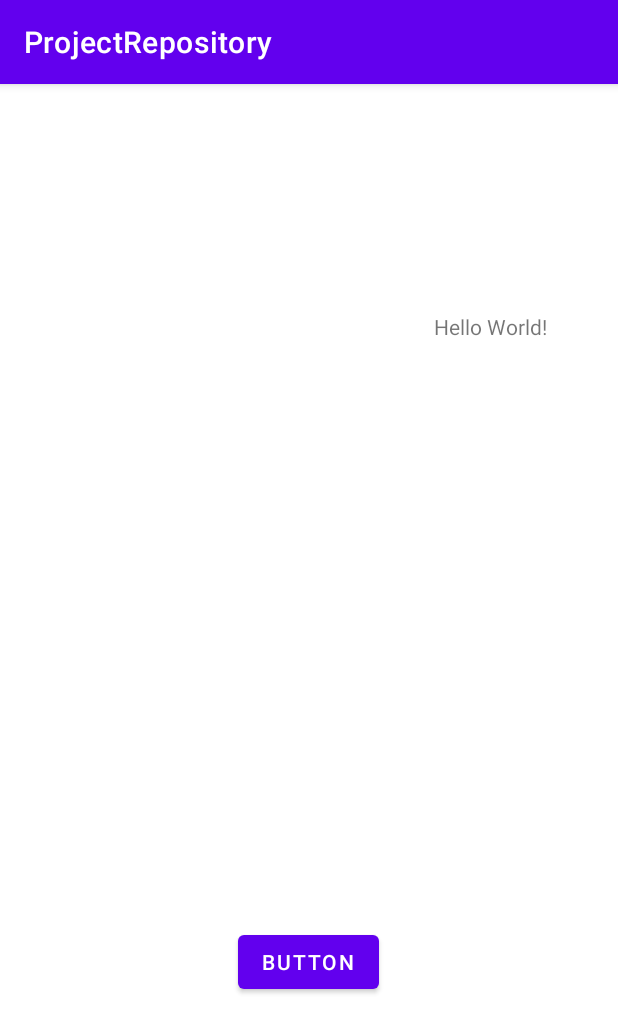
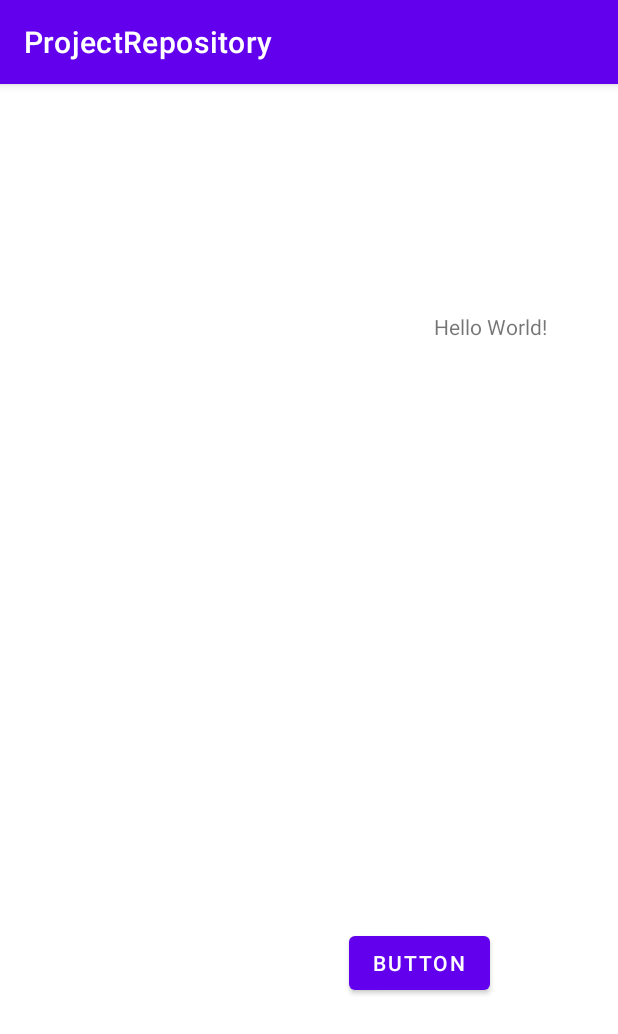
Before and after one commit to Goranies/MyTimeTable, an Android app: the screen it shows after launch (MainActivity), on a phone screen of 412 x 824 dp. Shown: the top 1034 px of the screen. Run offline under Robolectric (Android 15) with nearby library versions, the phone set to English and light mode, and no system bars.

```diff
--- a/app/src/main/res/layout/activity_main.xml
+++ b/app/src/main/res/layout/activity_main.xml
@@ -25,9 +25,9 @@
         android:text="Button"
         app:layout_constraintBottom_toBottomOf="parent"
         app:layout_constraintEnd_toEndOf="parent"
-        app:layout_constraintHorizontal_bias="0.498"
+        app:layout_constraintHorizontal_bias="0.731"
         app:layout_constraintStart_toStartOf="parent"
         app:layout_constraintTop_toBottomOf="@+id/textView"
-        app:layout_constraintVertical_bias="0.711" />
+        app:layout_constraintVertical_bias="0.712" />
 
 </androidx.constraintlayout.widget.ConstraintLayout>
```
